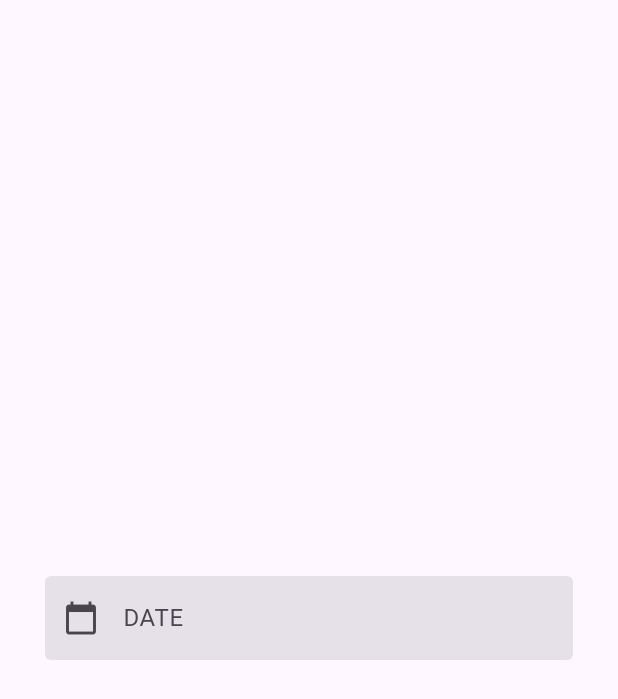
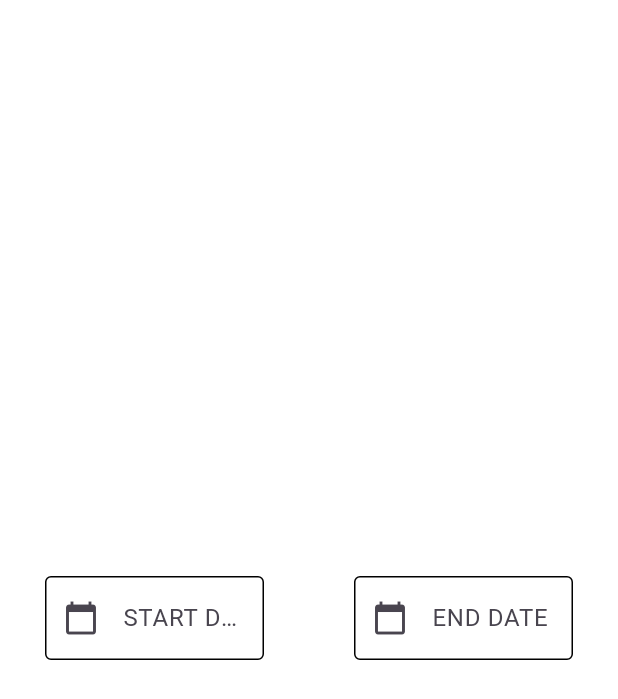
Before and after one commit to brettkwak/RIPC_App_Flutter, a Flutter app: the history screen opened directly, on a phone screen of 412 x 824 dp. Shown: the top 699 px of the screen. Run offline on Flutter 3.47's test engine with Material 3 defaults, Android fonts, the phone set to English and light mode, and no system bars; our stand-ins replace flutter_local_notifications, flutter_signin_button, get, google_sign_in, permission_handler.

Commit message:
feat : added end date picking

```diff
--- a/lib/history.dart
+++ b/lib/history.dart
@@ -14,17 +14,21 @@ class _historyState extends State<history> {
   @override
   Widget build(BuildContext context) {
     return Scaffold(
+      backgroundColor: Colors.white,
       body: Center(
-        child: Padding(
+        child: Row(
+          children: [
+            Expanded(
+              child : Padding(
                 padding: EdgeInsets.all(30),
                 child: TextField(
                   controller: _dateController,
                   decoration: InputDecoration(
-              labelText: 'DATE',
-              filled: true,
+                    labelText: 'START DATE',
+                    filled: false,
                     prefixIcon: Icon(Icons.calendar_today),
                     enabledBorder: OutlineInputBorder(
-                borderSide: BorderSide.none
+                      borderSide: BorderSide(color: Colors. black)
                     ),
                     focusedBorder: OutlineInputBorder(
                       borderSide: BorderSide(color: Colors.blue)
@@ -35,6 +39,32 @@ class _historyState extends State<history> {
                     _selectDate();
                   },
                 ),
+              ),
+            ),
+            Expanded(
+              child: Padding(
+                padding: EdgeInsets.all(30),
+                child: TextField(
+                  controller: _dateController,
+                  decoration: InputDecoration(
+                      labelText: 'END DATE',
+                      filled: false,
+                      prefixIcon: Icon(Icons.calendar_today),
+                      enabledBorder: OutlineInputBorder(
+                          borderSide: BorderSide(color: Colors.black)
+                      ),
+                      focusedBorder: OutlineInputBorder(
+                          borderSide: BorderSide(color: Colors.blue)
+                      )
+                  ),
+                  readOnly: true,
+                  onTap: (){
+                    _selectDate();
+                  },
+                ),
+              ),
+            ),
+          ],
         ),
       ),
     );
```
Lines whose indentation alone changed are shown as unchanged.
